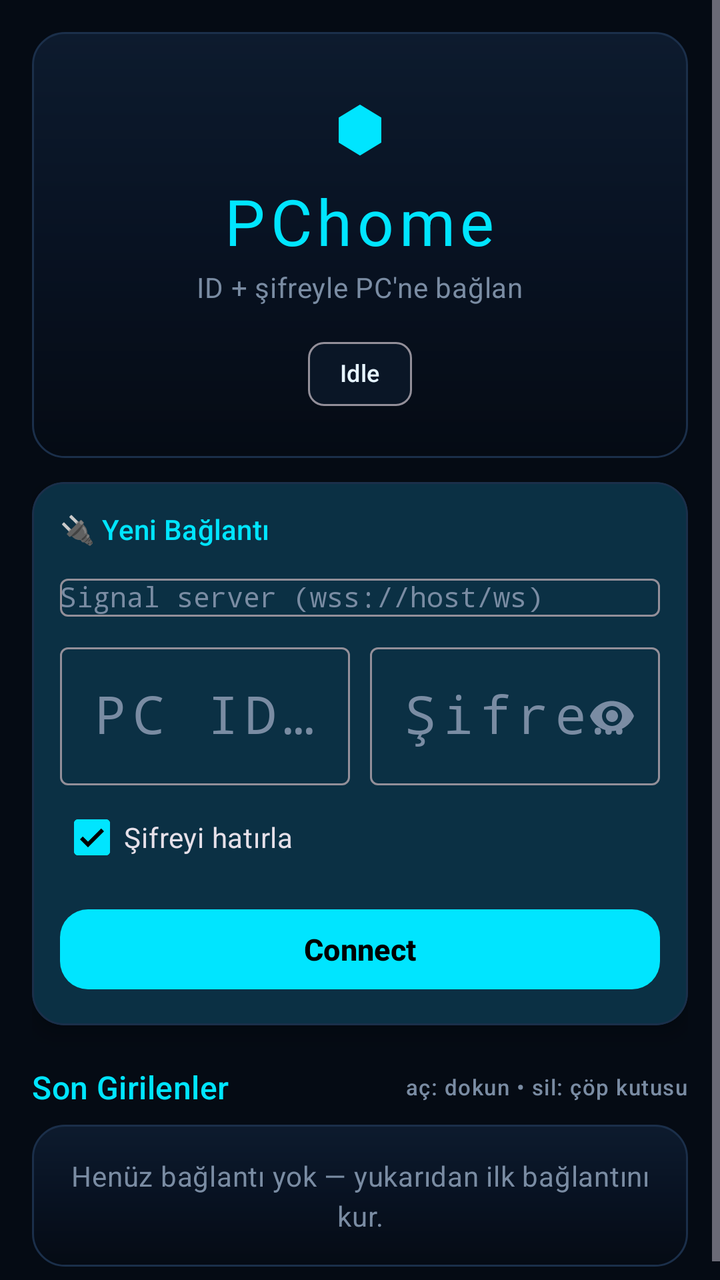
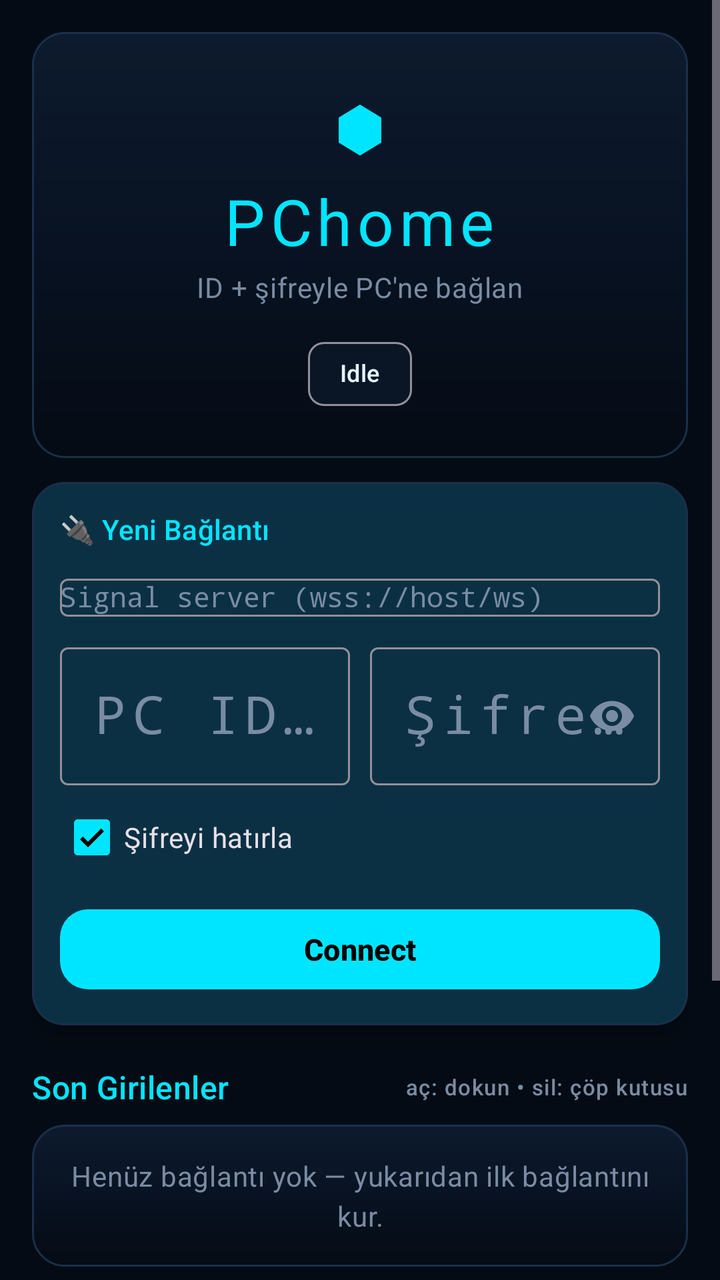

Screens rendered from an Android XML layout before and after an edit, with the pre-edit source and the edit as a unified diff.
<!-- AndroidManifest.xml: activity theme Theme.PChome -->
<!-- res/layout/activity_pin.xml -->
<?xml version="1.0" encoding="utf-8"?>
<ScrollView xmlns:android="http://schemas.android.com/apk/res/android"
    xmlns:app="http://schemas.android.com/apk/res-auto"
    android:layout_width="match_parent"
    android:layout_height="match_parent"
    android:fillViewport="true"
    android:background="@color/pchome_background">

    <LinearLayout
        android:layout_width="match_parent"
        android:layout_height="wrap_content"
        android:orientation="vertical"
        android:gravity="center_horizontal"
        android:padding="16dp">

        
        <LinearLayout
            android:layout_width="match_parent"
            android:layout_height="wrap_content"
            android:orientation="vertical"
            android:gravity="center_horizontal"
            android:background="@drawable/bg_neon_header"
            android:padding="18dp">

            <com.google.android.material.textview.MaterialTextView
                android:layout_width="wrap_content"
                android:layout_height="wrap_content"
                android:text="⬢"
                android:textSize="40sp"
                android:textColor="@color/pchome_cyan" />

            <com.google.android.material.textview.MaterialTextView
                android:layout_width="wrap_content"
                android:layout_height="wrap_content"
                android:text="@string/app_name"
                android:textAppearance="?attr/textAppearanceHeadlineLarge"
                android:textColor="@color/pchome_cyan"
                android:letterSpacing="0.08" />

            <com.google.android.material.textview.MaterialTextView
                android:layout_width="wrap_content"
                android:layout_height="wrap_content"
                android:text="@string/connect_subtitle"
                android:textAppearance="?attr/textAppearanceBodyMedium"
                android:textColor="@color/pchome_muted"
                android:layout_marginTop="2dp" />

            <com.google.android.material.chip.Chip
                android:id="@+id/status"
                android:layout_width="wrap_content"
                android:layout_height="wrap_content"
                android:layout_marginTop="10dp"
                android:text="@string/idle"
                android:checkable="false"
                android:textSize="12sp"
                app:chipBackgroundColor="@color/pchome_panel"
                android:textColor="@color/pchome_text" />
        </LinearLayout>

        
        <com.google.android.material.card.MaterialCardView
            android:layout_width="match_parent"
            android:layout_height="wrap_content"
            android:layout_marginTop="12dp"
            style="@style/Widget.PChome.ConnectCard">

            <LinearLayout
                android:layout_width="match_parent"
                android:layout_height="wrap_content"
                android:orientation="vertical"
                android:padding="14dp">

                <com.google.android.material.textview.MaterialTextView
                    android:layout_width="wrap_content"
                    android:layout_height="wrap_content"
                    android:text="@string/connect_card_title"
                    android:textAppearance="?attr/textAppearanceTitleSmall"
                    android:textColor="@color/pchome_cyan"
                    android:layout_marginBottom="10dp" />

                <com.google.android.material.textfield.TextInputLayout
                    android:layout_width="match_parent"
                    android:layout_height="wrap_content"
                    android:hint="@string/signal_server_hint"
                    style="@style/Widget.Material3.TextInputLayout.OutlinedBox">

                    <AutoCompleteTextView
                        android:id="@+id/server"
                        android:layout_width="match_parent"
                        android:layout_height="wrap_content"
                        android:inputType="textUri"
                        android:textSize="14sp"
                        android:fontFamily="monospace" />
                </com.google.android.material.textfield.TextInputLayout>

                <LinearLayout
                    android:layout_width="match_parent"
                    android:layout_height="wrap_content"
                    android:orientation="horizontal"
                    android:layout_marginTop="10dp">

                    <com.google.android.material.textfield.TextInputLayout
                        android:layout_width="0dp"
                        android:layout_height="wrap_content"
                        android:layout_weight="1"
                        android:layout_marginEnd="5dp"
                        android:hint="@string/pc_id_hint"
                        style="@style/Widget.Material3.TextInputLayout.OutlinedBox">

                        <com.google.android.material.textfield.TextInputEditText
                            android:id="@+id/pc_id_input"
                            android:layout_width="match_parent"
                            android:layout_height="wrap_content"
                            android:inputType="number"
                            android:maxLength="6"
                            android:gravity="center"
                            android:textSize="26sp"
                            android:fontFamily="monospace"
                            android:letterSpacing="0.12" />
                    </com.google.android.material.textfield.TextInputLayout>

                    <com.google.android.material.textfield.TextInputLayout
                        android:layout_width="0dp"
                        android:layout_height="wrap_content"
                        android:layout_weight="1"
                        android:layout_marginStart="5dp"
                        android:hint="@string/password_hint"
                        app:endIconMode="password_toggle"
                        style="@style/Widget.Material3.TextInputLayout.OutlinedBox">

                        <com.google.android.material.textfield.TextInputEditText
                            android:id="@+id/password_input"
                            android:layout_width="match_parent"
                            android:layout_height="wrap_content"
                            android:inputType="numberPassword"
                            android:maxLength="6"
                            android:gravity="center"
                            android:textSize="26sp"
                            android:fontFamily="monospace"
                            android:letterSpacing="0.12" />
                    </com.google.android.material.textfield.TextInputLayout>
                </LinearLayout>

                <com.google.android.material.checkbox.MaterialCheckBox
                    android:id="@+id/remember_check"
                    android:layout_width="wrap_content"
                    android:layout_height="wrap_content"
                    android:layout_gravity="start"
                    android:text="@string/remember_password"
                    android:checked="true"
                    android:layout_marginTop="2dp" />

                <com.google.android.material.button.MaterialButton
                    android:id="@+id/connect_button"
                    android:layout_width="match_parent"
                    android:layout_height="wrap_content"
                    android:text="@string/connect"
                    android:layout_marginTop="8dp"
                    style="@style/Widget.PChome.Button" />
            </LinearLayout>
        </com.google.android.material.card.MaterialCardView>

        
        <com.google.android.material.card.MaterialCardView
            android:id="@+id/update_card"
            android:layout_width="match_parent"
            android:layout_height="wrap_content"
            android:layout_marginTop="12dp"
            android:visibility="gone"
            app:cardCornerRadius="12dp"
            app:strokeWidth="1dp"
            app:strokeColor="@color/pchome_cyan">

            <LinearLayout
                android:layout_width="match_parent"
                android:layout_height="wrap_content"
                android:orientation="horizontal"
                android:gravity="center_vertical"
                android:padding="12dp">

                <com.google.android.material.textview.MaterialTextView
                    android:id="@+id/update_banner"
                    android:layout_width="0dp"
                    android:layout_height="wrap_content"
                    android:layout_weight="1"
                    android:textAppearance="?attr/textAppearanceBodyMedium"
                    android:textColor="@color/pchome_text" />

                <com.google.android.material.button.MaterialButton
                    android:id="@+id/update_button"
                    android:layout_width="wrap_content"
                    android:layout_height="wrap_content"
                    android:text="@string/update_now" />
            </LinearLayout>
        </com.google.android.material.card.MaterialCardView>

        
        <LinearLayout
            android:layout_width="match_parent"
            android:layout_height="wrap_content"
            android:orientation="horizontal"
            android:gravity="center_vertical"
            android:layout_marginTop="20dp"
            android:layout_marginBottom="8dp">

            <com.google.android.material.textview.MaterialTextView
                android:layout_width="0dp"
                android:layout_height="wrap_content"
                android:layout_weight="1"
                android:text="@string/recent_title"
                android:textAppearance="?attr/textAppearanceTitleMedium"
                android:textColor="@color/pchome_cyan" />

            <com.google.android.material.textview.MaterialTextView
                android:layout_width="wrap_content"
                android:layout_height="wrap_content"
                android:text="@string/recent_hint"
                android:textAppearance="?attr/textAppearanceLabelSmall"
                android:textColor="@color/pchome_muted" />
        </LinearLayout>

        <com.google.android.material.textview.MaterialTextView
            android:id="@+id/recent_empty"
            android:layout_width="match_parent"
            android:layout_height="wrap_content"
            android:text="@string/recent_empty"
            android:textAppearance="?attr/textAppearanceBodyMedium"
            android:textColor="@color/pchome_muted"
            android:gravity="center"
            android:padding="16dp"
            android:background="@drawable/bg_neon_header" />

        <androidx.recyclerview.widget.RecyclerView
            android:id="@+id/recent_grid"
            android:layout_width="match_parent"
            android:layout_height="wrap_content"
            android:nestedScrollingEnabled="false"
            android:clipToPadding="false" />

    </LinearLayout>
</ScrollView>
<!-- resources referenced by this layout -->
<resources>
  <color name="pchome_background">#FF050B14</color>
  <color name="pchome_cyan">#FF00E5FF</color>
  <color name="pchome_muted">#FF7A8CA3</color>
  <color name="pchome_panel">#FF0A1626</color>
  <color name="pchome_text">#FFE6F4FF</color>
  <!-- drawable bg_neon_header (drawable) -->
  <?xml version="1.0" encoding="utf-8"?>
  <shape xmlns:android="http://schemas.android.com/apk/res/android"
      android:shape="rectangle">
      <gradient
          android:angle="270"
          android:startColor="#FF0D1B2E"
          android:centerColor="#FF081222"
          android:endColor="#FF050B14" />
      <corners android:radius="16dp" />
      <stroke
          android:width="1dp"
          android:color="@color/pchome_border" />
  </shape>
  <string name="app_name">PChome</string>
  <string name="connect">Connect</string>
  <string name="connect_card_title">🔌 Yeni Bağlantı</string>
  <string name="connect_subtitle">ID + şifreyle PC\'ne bağlan</string>
  <string name="idle">Idle</string>
  <string name="password_hint">Şifre (6 hane)</string>
  <string name="pc_id_hint">PC ID (6 hane)</string>
  <string name="recent_empty">Henüz bağlantı yok — yukarıdan ilk bağlantını kur.</string>
  <string name="recent_hint">aç: dokun • sil: çöp kutusu</string>
  <string name="recent_title">Son Girilenler</string>
  <string name="remember_password">Şifreyi hatırla</string>
  <string name="signal_server_hint">Signal server (wss://host/ws)</string>
  <string name="update_now">Güncelle</string>
  <style name="Widget.PChome.Button" parent="Widget.Material3.Button">
          <item name="backgroundTint">@color/pchome_cyan</item>
          <item name="android:textColor">@color/black</item>
          <item name="android:textStyle">bold</item>
          <item name="android:textSize">15sp</item>
          <item name="cornerRadius">14dp</item>
      </style>
  <style name="Widget.PChome.ConnectCard" parent="Widget.Material3.CardView.Elevated">
          <item name="cardBackgroundColor">@color/pchome_surface</item>
          <item name="cardCornerRadius">16dp</item>
          <item name="cardElevation">6dp</item>
          <item name="strokeColor">@color/pchome_border</item>
          <item name="strokeWidth">1dp</item>
      </style>
  <style name="Theme.PChome" parent="Theme.Material3.Dark">
          <item name="colorPrimary">@color/pchome_cyan</item>
          <item name="colorPrimaryVariant">@color/pchome_cyan</item>
          <item name="colorOnPrimary">@color/black</item>
          <item name="colorSecondary">@color/pchome_blue</item>
          <item name="colorSecondaryVariant">@color/pchome_blue</item>
          <item name="colorOnSecondary">@color/white</item>
          <item name="android:colorBackground">@color/pchome_background</item>
          <item name="colorSurface">@color/pchome_surface</item>
          <item name="colorSurfaceVariant">@color/pchome_panel</item>
          <item name="colorOnSurface">@color/pchome_text</item>
          <item name="colorOnSurfaceVariant">@color/pchome_muted</item>
          <item name="colorError">@color/pchome_danger</item>
          <item name="android:statusBarColor">@android:color/transparent</item>
          <item name="android:navigationBarColor">@android:color/transparent</item>
          <item name="android:windowLightStatusBar">false</item>
          <item name="textInputStyle">@style/Widget.Material3.TextInputLayout.OutlinedBox</item>
      </style>
  <color name="pchome_border">#FF1B2F4A</color>
  <color name="black">#FF000000</color>
  <color name="pchome_surface">#FF0D1B2E</color>
  <color name="pchome_blue">#FF0A84FF</color>
  <color name="white">#FFFFFFFF</color>
  <color name="pchome_danger">#FFFF2A55</color>
</resources>

<!-- the commit's change to res/layout/activity_pin.xml (unified diff, before → after) -->
@@ -237,5 +237,45 @@
             android:nestedScrollingEnabled="false"
             android:clipToPadding="false" />
 
+        
+        <com.google.android.material.card.MaterialCardView
+            android:layout_width="match_parent"
+            android:layout_height="wrap_content"
+            android:layout_marginTop="16dp"
+            style="@style/Widget.PChome.ConnectCard">
+
+            <LinearLayout
+                android:layout_width="match_parent"
+                android:layout_height="wrap_content"
+                android:orientation="vertical"
+                android:padding="14dp">
+
+                <com.google.android.material.textview.MaterialTextView
+                    android:layout_width="wrap_content"
+                    android:layout_height="wrap_content"
+                    android:text="@string/gesture_hint_title"
+                    android:textAppearance="?attr/textAppearanceTitleSmall"
+                    android:textColor="@color/pchome_cyan"
+                    android:layout_marginBottom="6dp" />
+
+                <com.google.android.material.textview.MaterialTextView
+                    android:layout_width="wrap_content"
+                    android:layout_height="wrap_content"
+                    android:text="@string/gesture_hint_body"
+                    android:textAppearance="?attr/textAppearanceBodySmall"
+                    android:textColor="@color/pchome_muted"
+                    android:lineSpacingExtra="3dp" />
+            </LinearLayout>
+        </com.google.android.material.card.MaterialCardView>
+
+        <com.google.android.material.textview.MaterialTextView
+            android:id="@+id/version_footer"
+            android:layout_width="wrap_content"
+            android:layout_height="wrap_content"
+            android:textAppearance="?attr/textAppearanceLabelSmall"
+            android:textColor="@color/pchome_muted"
+            android:layout_marginTop="14dp"
+            android:layout_marginBottom="8dp" />
+
     </LinearLayout>
 </ScrollView>
<!-- resource entries referenced after the edit -->
@@ -23,6 +23,8 @@
   <string name="connect">Connect</string>
   <string name="connect_card_title">🔌 Yeni Bağlantı</string>
   <string name="connect_subtitle">ID + şifreyle PC\'ne bağlan</string>
+  <string name="gesture_hint_body">• Dokun: sol tık\n• Uzun bas: sağ tık\n• Çift dokun: çift tık\n• İki parmak: kaydır\n• TOUCHPAD kipi: telefon touchpad gibi çalışır</string>
+  <string name="gesture_hint_title">👆 Kumanda hareketleri</string>
   <string name="idle">Idle</string>
   <string name="password_hint">Şifre (6 hane)</string>
   <string name="pc_id_hint">PC ID (6 hane)</string>
